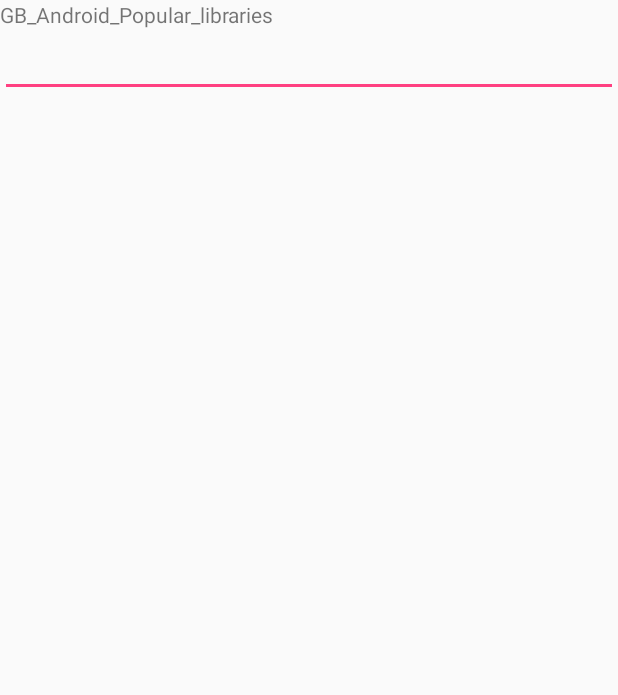
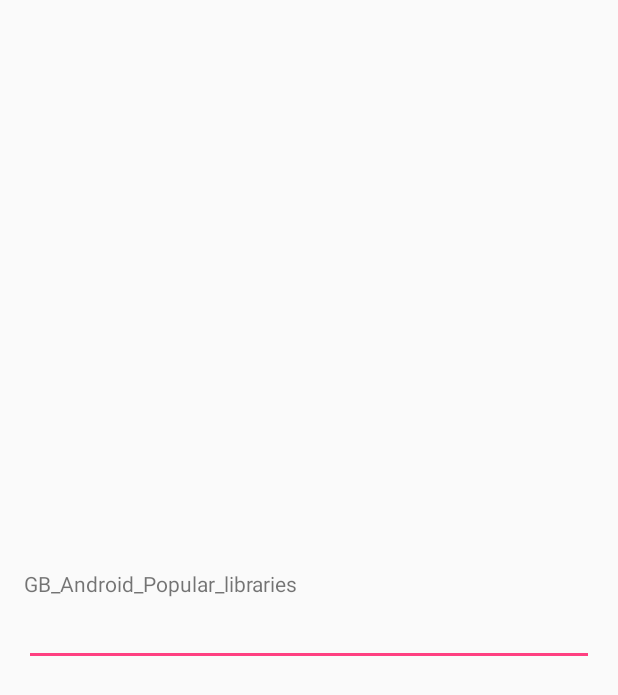
Before and after one commit to z0lk1n/GB_Android_Popular_libraries, an Android app: the layout activity_text_flow.xml on its own in the app's theme, with its tools: preview values and no code run, on a phone screen of 412 x 824 dp. Shown: the top 695 px of the screen. Run offline under Robolectric (Android 15) with nearby library versions, the phone set to English and light mode, and no system bars.

Commit message:
fix little

```diff
--- a/app/src/main/res/layout/activity_count_buttons.xml
+++ b/app/src/main/res/layout/activity_count_buttons.xml
@@ -3,6 +3,7 @@
     xmlns:android="http://schemas.android.com/apk/res/android"
     android:layout_width="match_parent"
     android:layout_height="match_parent"
+    android:gravity="center"
     android:orientation="vertical">
 
     <Button
--- a/app/src/main/res/layout/activity_text_flow.xml
+++ b/app/src/main/res/layout/activity_text_flow.xml
@@ -3,6 +3,8 @@
     xmlns:android="http://schemas.android.com/apk/res/android"
     android:layout_width="match_parent"
     android:layout_height="match_parent"
+    android:layout_margin="@dimen/margin"
+    android:gravity="center"
     android:orientation="vertical">
 
     <TextView
```
